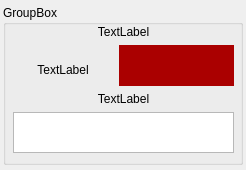
This is src/ui/forms/detectionsensorform.ui in Ghettovich/bsf as Qt 5 draws it before an edit. The edited form follows.
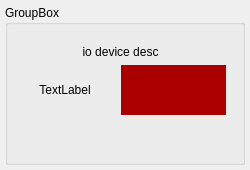
This is the edited form.

Patch:
```diff
--- a/src/ui/forms/detectionsensorform.ui
+++ b/src/ui/forms/detectionsensorform.ui
@@ -6,13 +6,13 @@
    <rect>
     <x>0</x>
     <y>0</y>
-    <width>246</width>
+    <width>250</width>
     <height>170</height>
    </rect>
   </property>
   <property name="minimumSize">
    <size>
-    <width>246</width>
+    <width>250</width>
     <height>170</height>
    </size>
   </property>
@@ -22,7 +22,7 @@
   <widget class="QGroupBox" name="groupBox">
    <property name="geometry">
     <rect>
-     <x>3</x>
+     <x>5</x>
      <y>5</y>
      <width>240</width>
      <height>160</height>
@@ -37,19 +37,32 @@
    <property name="title">
     <string>GroupBox</string>
    </property>
+   <property name="flat">
+    <bool>false</bool>
+   </property>
    <widget class="QWidget" name="formLayoutWidget">
     <property name="geometry">
      <rect>
       <x>10</x>
-      <y>20</y>
-      <width>221</width>
-      <height>131</height>
+      <y>40</y>
+      <width>211</width>
+      <height>101</height>
      </rect>
     </property>
     <layout class="QFormLayout" name="formLayout">
      <property name="bottomMargin">
       <number>3</number>
      </property>
+     <item row="0" column="0" colspan="2">
+      <widget class="QLabel" name="labelSensorDescription">
+       <property name="text">
+        <string>io device desc</string>
+       </property>
+       <property name="alignment">
+        <set>Qt::AlignCenter</set>
+       </property>
+      </widget>
+     </item>
      <item row="1" column="0">
       <widget class="QLabel" name="labelStatus">
        <property name="minimumSize">
@@ -70,7 +83,7 @@
       <widget class="QLabel" name="labelColorStatus">
        <property name="minimumSize">
         <size>
-         <width>0</width>
+         <width>90</width>
          <height>30</height>
         </size>
        </property>
@@ -85,29 +98,6 @@
        </property>
       </widget>
      </item>
-     <item row="3" column="0" colspan="2">
-      <widget class="QListView" name="listViewUsedInAction"/>
-     </item>
-     <item row="2" column="0" colspan="2">
-      <widget class="QLabel" name="labelActionList">
-       <property name="text">
-        <string>TextLabel</string>
-       </property>
-       <property name="alignment">
-        <set>Qt::AlignCenter</set>
-       </property>
-      </widget>
-     </item>
-     <item row="0" column="0" colspan="2">
-      <widget class="QLabel" name="labelSensorDescription">
-       <property name="text">
-        <string>TextLabel</string>
-       </property>
-       <property name="alignment">
-        <set>Qt::AlignCenter</set>
-       </property>
-      </widget>
-     </item>
     </layout>
    </widget>
   </widget>
```
